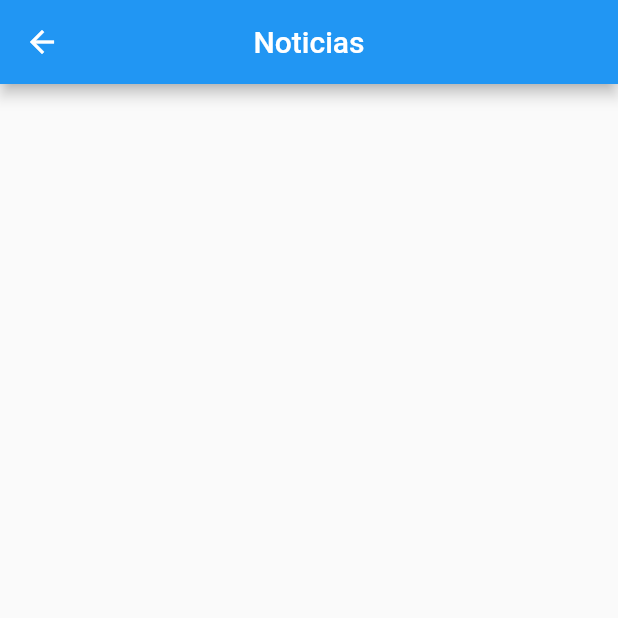
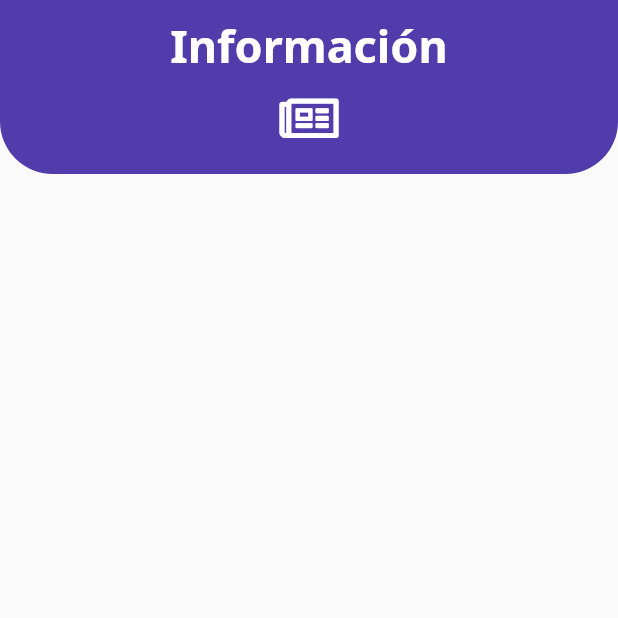
Before and after one commit to cristianfchq/proyWedevsFlutter, a Flutter app: the ScreenNoticiasPage screen opened directly, on a phone screen of 412 x 824 dp, the top half of it. Run offline on Flutter 3.47's test engine with Material 2 defaults, Android fonts, the phone set to English and light mode, and no system bars; our stand-ins replace cached_network_image, cloud_firestore, flutter_svg, font_awesome_flutter, get_it, google_fonts; accounts and stored records are empty.

Commit message:
screen noticias agregado y getsize para obtener el tamaño de un wodget en este caso el tamaño de mi bottomNavigation Inferior

```diff
--- a/lib/ui/router.dart
+++ b/lib/ui/router.dart
@@ -1,6 +1,7 @@
 import 'package:covid19/ui/views/bottomNavigationInferior.dart';
 import 'package:covid19/ui/views/departmentDetails/departmentDetails.dart';
 import 'package:covid19/ui/views/product/ModifyProduct.dart';
+import 'package:covid19/ui/views/screenNoticias/noticiasDetails.dart';
 import 'package:flutter/material.dart';
 import 'package:flutter/widgets.dart';
 
@@ -12,6 +13,7 @@ Map<String, WidgetBuilder> getAplicationRoutes() {
   return <String, WidgetBuilder>{
     '/'                   : (BuildContext context) => BottomNavigationInferior(),
     '/departmentDetails'  : (BuildContext context) => DepartmentDetailsPage(departmentRecived: ModalRoute.of(context).settings.arguments),
+    '/noticiasDetails'    : (BuildContext context) => NoticiasDetailsPage(noticiasRecived: ModalRoute.of(context).settings.arguments),
 
     '/addProduct'         : (BuildContext context) => AddProduct(),
     '/productDetails'     : (BuildContext context) => ProductDetails(product: ModalRoute.of(context).settings.arguments),
--- a/lib/ui/views/screenNoticias/screenNoticias.dart
+++ b/lib/ui/views/screenNoticias/screenNoticias.dart
@@ -1,5 +1,6 @@
-
 import 'package:flutter/material.dart';
+import 'package:font_awesome_flutter/font_awesome_flutter.dart';
+import 'package:google_fonts/google_fonts.dart';
 import 'package:provider/provider.dart';
 import 'package:cloud_firestore/cloud_firestore.dart';
 
@@ -13,20 +14,108 @@ class ScreenNoticiasPage extends StatefulWidget {
 }
 
 class _ScreenNoticiasPageState extends State<ScreenNoticiasPage> {
-
-  List<Noticias> noticias;
-
   @override
   Widget build(BuildContext context) {
+    return Scaffold(
+      body: _myBody(),
+    );
+  }
 
+  Widget _myBody() {
+    return Container(
+      child: SingleChildScrollView(
+        child: Stack(
+          children: <Widget>[
+            Container(
+              // color: Colors.yellow.withOpacity(0.5),
+              height: MediaQuery.of(context).size.height - 56.0,
+              child: Padding(
+                padding: const EdgeInsets.only(top: 15),
+                child: _secondPartBody(),
+              ),
+            ),
+            _firstParteBody(),
+          ],
+        ),
+      ),
+    );
+  }
+
+  Widget _firstParteBody() {
+    return Container(
+      // color: Color(0xFF503CAA),
+      color: Colors.white.withOpacity(0.0),
+      child: Column(
+        // crossAxisAlignment: CrossAxisAlignment.start,
+        children: <Widget>[
+          Container(
+            // height: 200,
+            width: MediaQuery.of(context).size.width,
+            decoration: BoxDecoration(
+              borderRadius: BorderRadius.only(
+                bottomLeft: Radius.circular(35),
+                bottomRight: Radius.circular(35),
+              ),
+              color: Color(0xFF503CAA),
+            ),
+            child: Column(
+              crossAxisAlignment: CrossAxisAlignment.start,
+              children: <Widget>[
+                Center(
+                  child: Padding(
+                    padding: const EdgeInsets.only(top: 10),
+                    child: _titulo(),
+                  ),
+                ),
+                SizedBox(
+                  height: 10,
+                ),
+                // Center(
+                //   child: Icon(
+                //     Icons.star,
+                //     color: Colors.white,
+                //     size: 35,
+                //   ),
+                // ),
+                Center(
+                  child: FaIcon(
+                    FontAwesomeIcons.newspaper,
+                    size: 35,
+                    color: Colors.white,
+                  ),
+                ),
+                SizedBox(
+                  height: 20,
+                ),
+              ],
+            ),
+          ),
+        ],
+      ),
+    );
+  }
+
+  Widget _titulo() {
+    return SafeArea(
+      child: Container(
+        child: Text(
+          "Información",
+          style: GoogleFonts.notoSans(
+            textStyle: TextStyle(
+              color: Colors.white,
+              fontSize: 30.0,
+              fontWeight: FontWeight.bold,
+            ),
+          ),
+        ),
+      ),
+    );
+  }
+
+  Widget _secondPartBody() {
+    List<Noticias> noticias;
     final productProvider = Provider.of<CRUDModelNoticias>(context);
-
-    return Scaffold(
-      appBar: AppBar(
-        centerTitle: true,
-        title: Text('Noticias'),
-      ),
-      body: Container(
+    return Container(
       child: StreamBuilder(
         stream: productProvider.fetchProductsAsStream(),
         builder: (context, AsyncSnapshot<QuerySnapshot> snapshot) {
@@ -35,17 +124,21 @@ class _ScreenNoticiasPageState extends State<ScreenNoticiasPage> {
                 .map((doc) => Noticias.fromMap(doc.data, doc.documentID))
                 .toList();
             // print(products[0].price);
-              return ListView.builder(
+            return Padding(
+              padding: const EdgeInsets.only(top: 100),
+              child: ListView.builder(
+                scrollDirection: Axis.vertical,
+                shrinkWrap: true,
                 itemCount: noticias.length,
                 itemBuilder: (buildContext, index) =>
                     NoticiasCard(noticiasDetails: noticias[index]),
+              ),
             );
           } else {
             return Text('fetching');
           }
         },
       ),
-      ),
     );
   }
 }
```
Also changed, not shown: lib/ui/views/bottomNavigationInferior.dart (+26 -2 lines), lib/ui/views/screenNoticias/noticiasDetails.dart (added, +27 -0 lines), lib/ui/widgets/curved/curvedShape.dart (added, +67 -0 lines), lib/ui/widgets/noticias/noticiasCard.dart (+16 -5 lines). Lines whose indentation alone changed are shown as unchanged.
